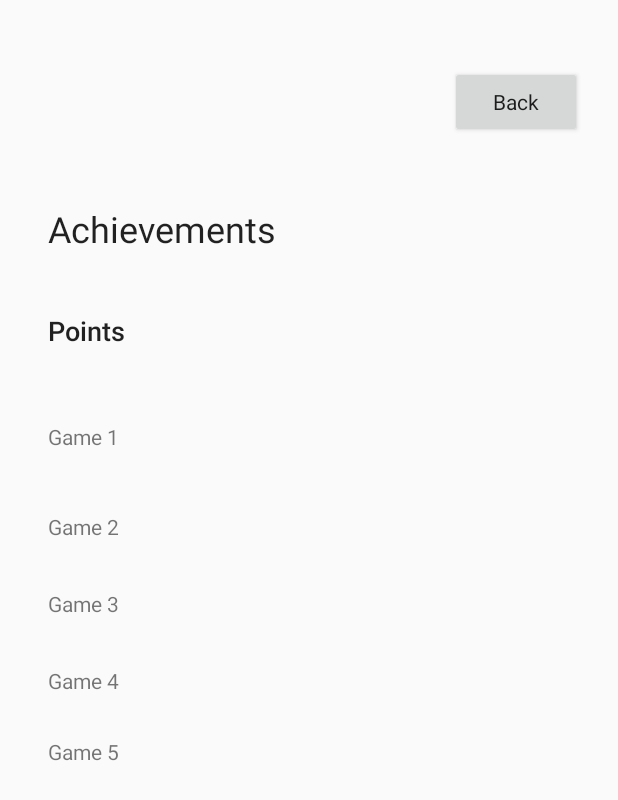
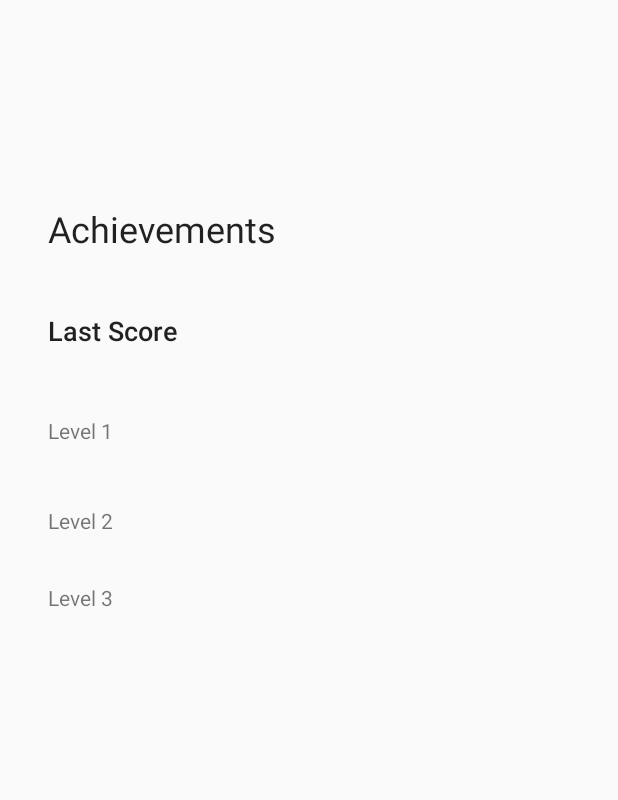
Before and after one commit to shahjahanshawman/Fun-with-Flags, an Android app: the AchievementScreen screen opened directly, with no data from a screen before it, on a phone screen of 412 x 824 dp. Shown: the top 800 px of the screen. Run offline under Robolectric (Android 15) with nearby library versions, the phone set to English and light mode, and no system bars; our stand-ins replace Room's generated code.

Commit message:
achievement screen works

```diff
--- a/app/src/main/java/com/example/assignment/AchievementDAO.java
+++ b/app/src/main/java/com/example/assignment/AchievementDAO.java
@@ -17,9 +17,9 @@ public interface AchievementDAO {
     int getCount();
 
     @Insert
-    void insertAll(List<Achievement> scores);
+    void insert(Achievement scores);
 
-    @Query("Delete  From  Achievement")
-    void deleteScores();
+    @Query("Delete  From  Achievement Where level =:level")
+    void deleteScores(int level);
 
 }
--- a/app/src/main/java/com/example/assignment/AchievementScreen.java
+++ b/app/src/main/java/com/example/assignment/AchievementScreen.java
@@ -15,16 +15,15 @@ import java.util.List;
 
 import static android.view.View.*;
 
-public class AchievementScreen extends AppCompatActivity implements OnClickListener {
+public class AchievementScreen extends AppCompatActivity  {
     private static final String TAG = "achievement";
     AchievementDatabase achievementDatabase;
-    TextView first,second,third,fourth,fifth;
+    TextView first,second,third;
     @Override
     protected void onCreate(Bundle savedInstanceState) {
         super.onCreate(savedInstanceState);
         setContentView(R.layout.activity_achievement_screen);
-        Button back = findViewById(R.id.back);
-        back.setOnClickListener(this);
+
         achievementDatabase = Room.databaseBuilder(getApplicationContext(), AchievementDatabase.class, "myDB")
                 .build();
         new InsertScore().execute();
@@ -33,15 +32,10 @@ public class AchievementScreen extends AppCompatActivity implements OnClickListe
 
         second = findViewById(R.id.p2);
         third = findViewById(R.id.p3);
-        fourth = findViewById(R.id.p4);
-        fifth = findViewById(R.id.p5);
+
     }
 
-    @Override
-    public void onClick(View v) {
-        Intent back = new Intent(this, PlayScreen.class);
-        startActivity(back);
-    }
+
 
     private class InsertScore extends AsyncTask<Void,Void, List<Achievement>> {
         @Override
@@ -57,39 +51,56 @@ public class AchievementScreen extends AppCompatActivity implements OnClickListe
 
             int count = strings.size();
 
-            switch(count){
-                case 1:
+            for(int i=0;i<count;i++){
+                if(strings.get(i).getLevel()==1){
+                    first.setText(strings.get(i).getScore());
+                }
+            }
 
-                    Log.d(TAG, "1 " +strings.get(0).getScore());
-                    first.setText(strings.get(0).getScore());
-                    break;
-                case 2:
-                    Log.d(TAG, "2 " +strings.get(0).getScore()+" "+ strings.get(1).getScore());
-                    first.setText(strings.get(0).getScore());
-                    second.setText(strings.get(1).getScore());
-                    break;
-                case 3:
-                    Log.d(TAG, "3 " +strings.get(0).getScore()+" "+ strings.get(1).getScore()+" "+ strings.get(2).getScore());
-                    first.setText(strings.get(0).getScore());
-                    second.setText(strings.get(1).getScore());
-                    third.setText(strings.get(2).getScore());
-                    break;
-                case 4:
-                    Log.d(TAG, "4 " +strings.get(0).getScore()+" "+ strings.get(1).getScore()+" "+ strings.get(2).getScore()+" "+ strings.get(3).getScore());
-                    first.setText(strings.get(0).getScore());
-                    second.setText(strings.get(1).getScore());
-                    third.setText(strings.get(2).getScore());
-                    fourth.setText(strings.get(3).getScore());
-                    break;
-                case 5:
-                    Log.d(TAG, "5 " +strings.get(0).getScore()+" "+ strings.get(1).getScore()+" "+ strings.get(2).getScore()+" "+ strings.get(3).getScore()+" "+ strings.get(4).getScore());
-                    first.setText(strings.get(0).getScore());
-                    second.setText(strings.get(1).getScore());
-                    third.setText(strings.get(2).getScore());
-                    fourth.setText(strings.get(3).getScore());
-                    fifth.setText(strings.get(4).getScore());
-                    break;
+            for(int i=0;i<count;i++){
+                if(strings.get(i).getLevel()==2){
+                    second.setText(strings.get(i).getScore());
+                }
             }
+
+            for(int i=0;i<count;i++){
+                if(strings.get(i).getLevel()==3){
+                    third.setText(strings.get(i).getScore());
+                }
+            }
+
+//            switch(count){
+//                case 1:
+//
+//                    Log.d(TAG, "1 " +strings.get(0).getScore());
+//                    first.setText(strings.get(0).getScore());
+//                    break;
+//                case 2:
+//                    Log.d(TAG, "2 " +strings.get(0).getScore()+" "+ strings.get(1).getScore());
+//                    first.setText(strings.get(0).getScore());
+//                    second.setText(strings.get(1).getScore());
+//                    break;
+//                case 3:
+//                    Log.d(TAG, "3 " +strings.get(0).getScore()+" "+ strings.get(1).getScore()+" "+ strings.get(2).getScore());
+//                    first.setText(strings.get(0).getScore());
+//                    second.setText(strings.get(1).getScore());
+//                    third.setText(strings.get(2).getScore());
+//                    break;
+//                case 4:
+//                    Log.d(TAG, "4 " +strings.get(0).getScore()+" "+ strings.get(1).getScore()+" "+ strings.get(2).getScore()+" "+ strings.get(3).getScore());
+//                    first.setText(strings.get(0).getScore());
+//                    second.setText(strings.get(1).getScore());
+//                    third.setText(strings.get(2).getScore());
+//
+//                    break;
+//                case 5:
+//                    Log.d(TAG, "5 " +strings.get(0).getScore()+" "+ strings.get(1).getScore()+" "+ strings.get(2).getScore()+" "+ strings.get(3).getScore()+" "+ strings.get(4).getScore());
+//                    first.setText(strings.get(0).getScore());
+//                    second.setText(strings.get(1).getScore());
+//                    third.setText(strings.get(2).getScore());
+//
+//                    break;
+//            }
 
 
 
--- a/app/src/main/res/layout/activity_achievement_screen.xml
+++ b/app/src/main/res/layout/activity_achievement_screen.xml
@@ -7,39 +7,11 @@
     tools:context=".AchievementScreen">
 
     <TextView
-        android:id="@+id/p5"
-        android:layout_width="wrap_content"
-        android:layout_height="wrap_content"
-        app:layout_constraintStart_toStartOf="@+id/p1"
-        app:layout_constraintTop_toTopOf="@+id/g5" />
-
-    <TextView
         android:id="@+id/p3"
         android:layout_width="wrap_content"
         android:layout_height="wrap_content"
         app:layout_constraintStart_toStartOf="@+id/p1"
         app:layout_constraintTop_toTopOf="@+id/g3" />
-
-    <TextView
-        android:id="@+id/g4"
-        android:layout_width="wrap_content"
-        android:layout_height="wrap_content"
-        android:layout_marginTop="32dp"
-        android:text="Game 4"
-        app:layout_constraintStart_toStartOf="@+id/points"
-        app:layout_constraintTop_toBottomOf="@+id/g3" />
-
-    <Button
-        android:id="@+id/back"
-        android:layout_width="wrap_content"
-        android:layout_height="wrap_content"
-        android:layout_marginTop="44dp"
-        android:layout_marginEnd="24dp"
-        android:layout_marginRight="24dp"
-        android:text="Back"
-        android:textAppearance="@style/TextAppearance.AppCompat.Body1"
-        app:layout_constraintEnd_toEndOf="parent"
-        app:layout_constraintTop_toTopOf="parent" />
 
     <TextView
         android:id="@+id/achievements"
@@ -56,10 +28,10 @@
 
     <TextView
         android:id="@+id/points"
-        android:layout_width="82dp"
-        android:layout_height="29dp"
+        android:layout_width="112dp"
+        android:layout_height="25dp"
         android:layout_marginTop="32dp"
-        android:text="Points"
+        android:text="Last Score"
         android:textAppearance="@style/TextAppearance.AppCompat.Body2"
         android:textSize="18sp"
         app:layout_constraintStart_toStartOf="@+id/achievements"
@@ -70,7 +42,7 @@
         android:layout_width="wrap_content"
         android:layout_height="wrap_content"
         android:layout_marginTop="44dp"
-        android:text="Game 1"
+        android:text="Level 1"
         app:layout_constraintStart_toStartOf="@+id/points"
         app:layout_constraintTop_toBottomOf="@+id/points" />
 
@@ -79,7 +51,7 @@
         android:layout_width="wrap_content"
         android:layout_height="wrap_content"
         android:layout_marginTop="104dp"
-        android:text="Game 2"
+        android:text="Level 2"
         app:layout_constraintStart_toStartOf="@+id/points"
         app:layout_constraintTop_toBottomOf="@+id/points" />
 
@@ -88,18 +60,9 @@
         android:layout_width="wrap_content"
         android:layout_height="wrap_content"
         android:layout_marginTop="32dp"
-        android:text="Game 3"
+        android:text="Level 3"
         app:layout_constraintStart_toStartOf="@+id/points"
         app:layout_constraintTop_toBottomOf="@+id/g2" />
-
-    <TextView
-        android:id="@+id/g5"
-        android:layout_width="wrap_content"
-        android:layout_height="wrap_content"
-        android:layout_marginTop="28dp"
-        android:text="Game 5"
-        app:layout_constraintStart_toStartOf="@+id/points"
-        app:layout_constraintTop_toBottomOf="@+id/g4" />
 
     <TextView
         android:id="@+id/p1"
@@ -116,10 +79,4 @@
         app:layout_constraintStart_toStartOf="@+id/p1"
         app:layout_constraintTop_toTopOf="@+id/g2" />
 
-    <TextView
-        android:id="@+id/p4"
-        android:layout_width="wrap_content"
-        android:layout_height="wrap_content"
-        app:layout_constraintStart_toStartOf="@+id/p1"
-        app:layout_constraintTop_toTopOf="@+id/g4" />
 </androidx.constraintlayout.widget.ConstraintLayout>
```
Also changed, not shown: app/src/main/java/com/example/assignment/Achievement.java (+10 -7 lines), app/src/main/java/com/example/assignment/Level1Quiz.java (+45 -40 lines), app/src/main/java/com/example/assignment/Level2Quiz.java (+41 -36 lines), app/src/main/java/com/example/assignment/Level3Quiz.java (+43 -37 lines), app/src/main/java/com/example/assignment/helpScreen.java (+3 -8 lines), app/src/main/java/com/example/assignment/selectLevel.java (+2 -6 lines), app/src/main/res/layout/activity_help_screen.xml (+0 -12 lines), app/src/main/res/layout/activity_level1_quiz.xml (+14 -0 lines), app/src/main/res/layout/activity_level2_quiz.xml (+14 -0 lines), app/src/main/res/layout/activity_level3_quiz.xml (+14 -0 lines), app/src/main/res/layout/activity_select_level.xml (+0 -11 lines).
